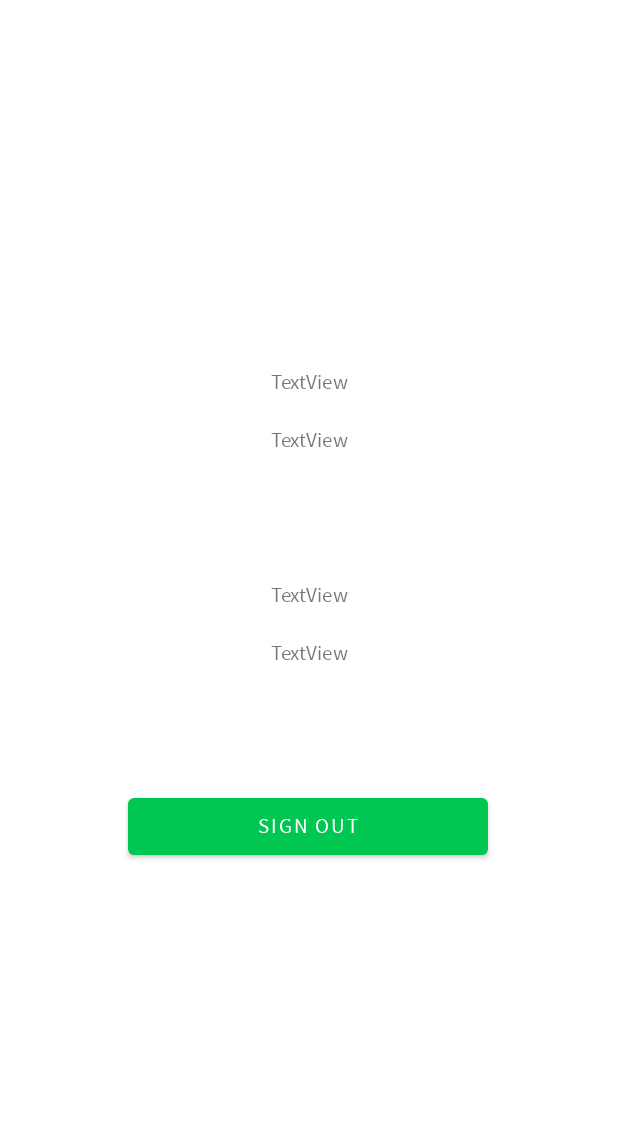
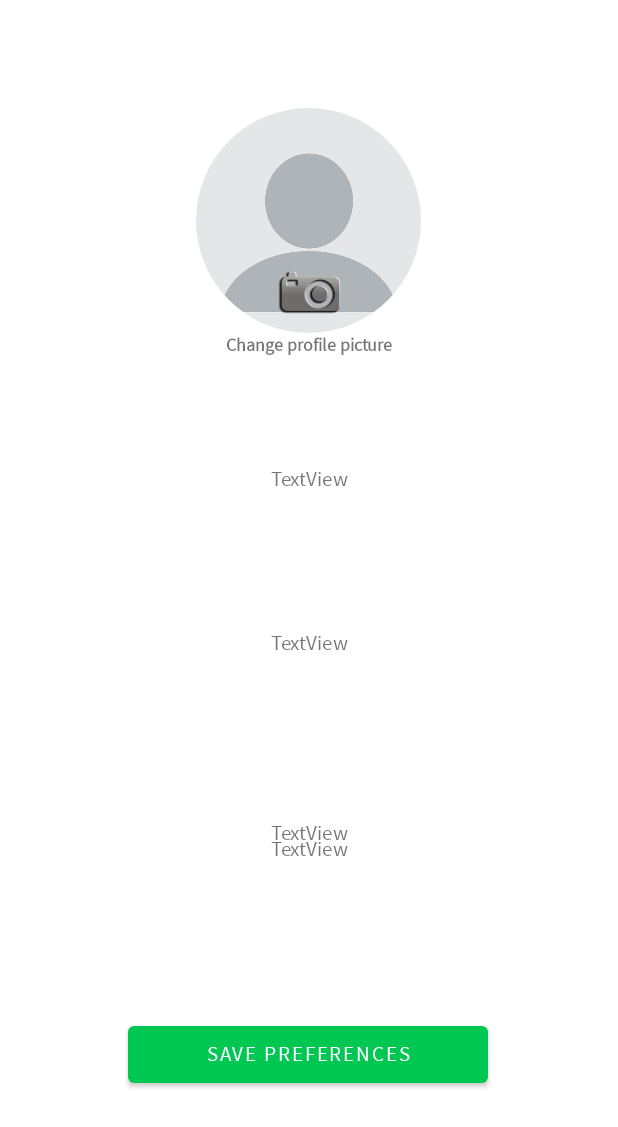
Before and after one commit to MatteoFilosa/easyEvent, an Android app: the layout activity_profile_infos.xml on its own in the app's theme, with its tools: preview values and no code run, on a phone screen of 412 x 824 dp. Shown: the top 1127 px of the screen. Run offline under Robolectric (Android 15) with nearby library versions, the phone set to English and light mode, and no system bars.

Commit message:
user profile and update propic fixed. (Bad GUI)

```diff
--- a/app/src/main/AndroidManifest.xml
+++ b/app/src/main/AndroidManifest.xml
@@ -4,6 +4,7 @@
 
     <uses-permission android:name="android.permission.INTERNET" />
     <uses-permission android:name="android.permission.READ_EXTERNAL_STORAGE" />
+    <uses-permission android:name="android.permission.READ_INTERNAL_STORAGE"/>
 
     <application
         android:allowBackup="true"
--- a/app/src/main/java/com/example/easyEvent/UserInfosActivity.kt
+++ b/app/src/main/java/com/example/easyEvent/UserInfosActivity.kt
@@ -40,13 +40,13 @@ class UserInfosActivity : AppCompatActivity() {
         var genderfield = findViewById<RadioButton>(R.id.female_button)
         imageField = findViewById<CircleImageView>(R.id.profile_image)
         var storageRef = FirebaseStorage.getInstance("gs://easyevent-5730d.appspot.com").getReference()
-        var auth = FirebaseAuth.getInstance()
+
 
 
         var database =
             FirebaseDatabase.getInstance("https://easyevent-5730d-default-rtdb.europe-west1.firebasedatabase.app/")
                 .getReference()
-        val uid = intent.getStringExtra("user_id").toString()
+        val uid = intent.getStringExtra("user_id").toString() //forse non conviene prenderlo dall'intent ma dall'auth
 
         imageField.setOnClickListener {
             val intent = Intent(Intent.ACTION_PICK)
--- a/app/src/main/res/layout/activity_main.xml
+++ b/app/src/main/res/layout/activity_main.xml
@@ -32,10 +32,10 @@
         app:layout_constraintVertical_bias="0.07" />
 
     <com.google.android.material.button.MaterialButton
-        android:id="@+id/logout_button"
+        android:id="@+id/editprofile_button"
         android:layout_width="240dp"
         android:layout_height="50dp"
-        android:text="@string/logout"
+        android:text="@string/edit_profile"
         app:layout_constraintBottom_toBottomOf="parent"
         app:layout_constraintEnd_toEndOf="parent"
         app:layout_constraintHorizontal_bias="0.491"
--- a/app/src/main/res/layout/activity_profile_infos.xml
+++ b/app/src/main/res/layout/activity_profile_infos.xml
@@ -4,35 +4,60 @@
     xmlns:tools="http://schemas.android.com/tools"
     android:layout_width="match_parent"
     android:layout_height="match_parent"
-    tools:context=".ProfileInfosActivity">
+    tools:context=".MainActivity">
+
+    <de.hdodenhof.circleimageview.CircleImageView
+        android:id="@+id/profile_image"
+        android:layout_width="150dp"
+        android:layout_height="150dp"
+        android:layout_marginTop="72dp"
+        android:src="@drawable/default_propic"
+        android:text="@string/select_profile_picture"
+        app:civ_border_color="#FF000000"
+        app:layout_constraintEnd_toEndOf="parent"
+        app:layout_constraintHorizontal_bias="0.498"
+        app:layout_constraintStart_toStartOf="parent"
+        app:layout_constraintTop_toTopOf="parent" />
+
+    <TextView
+        android:id="@+id/change_image"
+        android:layout_width="wrap_content"
+        android:layout_height="wrap_content"
+        android:text="@string/change_profile_picture"
+        android:textAlignment="center"
+        android:textSize="12sp"
+        android:textStyle="bold"
+        app:layout_constraintEnd_toEndOf="parent"
+        app:layout_constraintStart_toStartOf="parent"
+        app:layout_constraintTop_toBottomOf="@id/profile_image"
+        app:layout_constraintVertical_bias="0.053" />
 
     <TextView
         android:id="@+id/name"
         android:layout_width="wrap_content"
         android:layout_height="wrap_content"
+        android:layout_marginTop="88dp"
         android:text="TextView"
-        app:layout_constraintBottom_toBottomOf="parent"
         app:layout_constraintEnd_toEndOf="parent"
         app:layout_constraintStart_toStartOf="parent"
-        app:layout_constraintTop_toTopOf="parent"
-        app:layout_constraintVertical_bias="0.305" />
+        app:layout_constraintTop_toBottomOf="@id/profile_image" />
 
     <TextView
         android:id="@+id/surname"
         android:layout_width="wrap_content"
         android:layout_height="wrap_content"
-        android:layout_marginTop="20dp"
+        android:layout_marginTop="228dp"
         android:text="TextView"
         app:layout_constraintEnd_toEndOf="parent"
         app:layout_constraintStart_toStartOf="parent"
-        app:layout_constraintTop_toBottomOf="@+id/name" />
+        app:layout_constraintTop_toBottomOf="@id/name" />
 
     <com.google.android.material.button.MaterialButton
-        android:id="@+id/signout_button"
+        android:id="@+id/save_button"
         android:layout_width="240dp"
         android:layout_height="50dp"
-        android:layout_marginBottom="248dp"
-        android:text="@string/sign_out"
+        android:layout_marginBottom="96dp"
+        android:text="@string/save_preferences"
         app:layout_constraintBottom_toBottomOf="parent"
         app:layout_constraintEnd_toEndOf="parent"
         app:layout_constraintHorizontal_bias="0.497"
@@ -43,9 +68,9 @@
         android:id="@+id/age"
         android:layout_width="wrap_content"
         android:layout_height="wrap_content"
-        android:layout_marginBottom="120dp"
+        android:layout_marginBottom="240dp"
         android:text="TextView"
-        app:layout_constraintBottom_toTopOf="@+id/signout_button"
+        app:layout_constraintBottom_toTopOf="@+id/save_button"
         app:layout_constraintEnd_toEndOf="parent"
         app:layout_constraintStart_toStartOf="parent" />
 
@@ -53,9 +78,11 @@
         android:id="@+id/email"
         android:layout_width="wrap_content"
         android:layout_height="wrap_content"
-        android:layout_marginTop="20dp"
+        android:layout_marginTop="108dp"
         android:text="TextView"
         app:layout_constraintEnd_toEndOf="parent"
         app:layout_constraintStart_toStartOf="parent"
         app:layout_constraintTop_toBottomOf="@+id/age" />
+
+
 </androidx.constraintlayout.widget.ConstraintLayout>
--- a/app/src/main/res/values/strings.xml
+++ b/app/src/main/res/values/strings.xml
@@ -23,4 +23,8 @@
     <string name="gender">Gender</string>
     <string name="email">email</string>
     <string name="sign_out">Sign out</string>
+    <string name="edit_profile">Edit profile</string>
+    <string name="change_profile_picture">Change profile picture</string>
+    <string name="save_preferences">Save preferences</string>
+
 </resources>
--- a/build.gradle
+++ b/build.gradle
@@ -3,11 +3,13 @@ buildscript {
     repositories {
         google()
         mavenCentral()
+
     }
     dependencies {
         classpath "com.android.tools.build:gradle:7.0.3"
         classpath "org.jetbrains.kotlin:kotlin-gradle-plugin:1.6.0"
         classpath 'com.google.gms:google-services:4.3.10'
+
 
         // NOTE: Do not place your application dependencies here; they belong
         // in the individual module build.gradle files
@@ -17,10 +19,12 @@ buildscript {
         repositories {
             // Check that you have the following line (if not, add it):
             google()  // Google's Maven repository
+            maven { url 'https://jitpack.io' }
         }
     }
 }
 
+
 task clean(type: Delete) {
     delete rootProject.buildDir
 }
```
Also changed, not shown: app/build.gradle (+10 -1 lines), app/src/main/java/com/example/easyEvent/MainActivity.kt (+6 -4 lines), app/src/main/java/com/example/easyEvent/ProfileInfosActivity.kt (+105 -27 lines).
